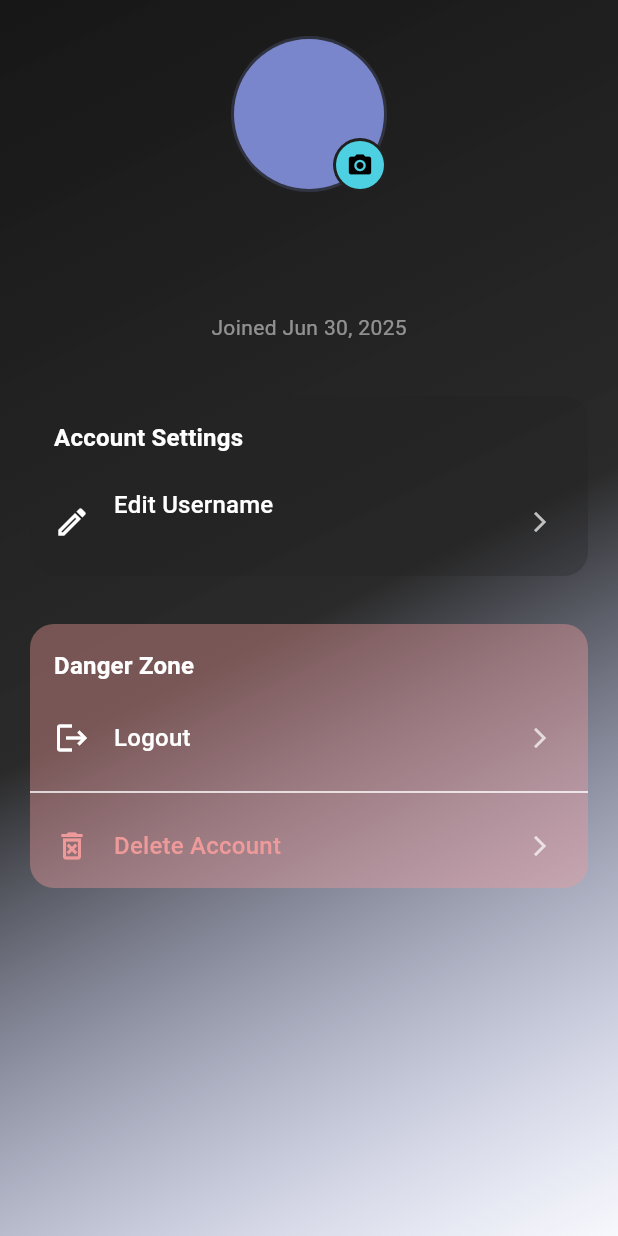
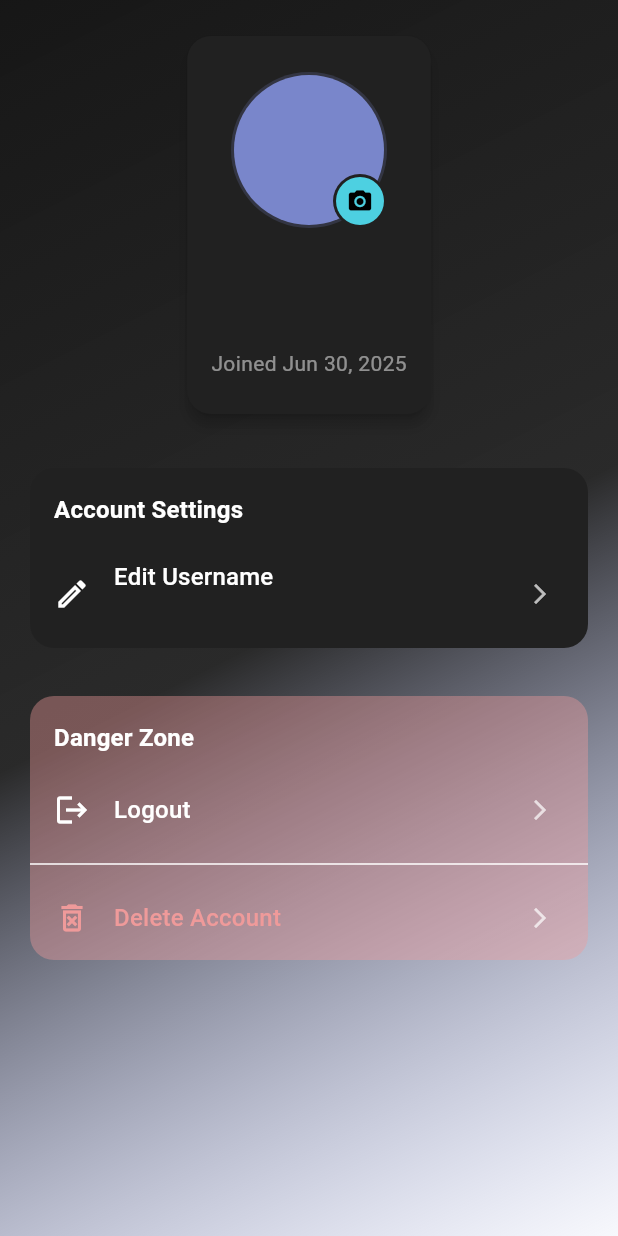
Before and after one commit to RustyCMD/Visionspark, a Flutter app: the AccountSection screen opened directly, on a phone screen of 412 x 824 dp. Run offline on Flutter 3.47's test engine with Material 3 defaults, Android fonts, the phone set to English and light mode, and no system bars; our stand-ins replace app_links, cached_network_image, connectivity_plus, device_info_plus, flutter_cache_manager, flutter_dotenv and 8 more; accounts and stored records are empty; network calls fail.

Commit message:
Enhance account section UI with card styling and surface color updates
Co-authored-by: kanerigby2006 <kanerigby2006@gmail.com>

```diff
--- a/visionspark/lib/features/account/account_section.dart
+++ b/visionspark/lib/features/account/account_section.dart
@@ -199,7 +199,17 @@ class _AccountSectionState extends State<AccountSection> {
           padding: const EdgeInsets.symmetric(vertical: 24.0, horizontal: 16.0),
           child: _isDeleting ? const Center(child: CircularProgressIndicator()) : Column(
             children: [
-              _buildProfileHeader(),
+              // Profile Card
+              Card(
+                elevation: 4,
+                margin: EdgeInsets.zero,
+                shape: RoundedRectangleBorder(borderRadius: BorderRadius.circular(16)),
+                color: Theme.of(context).colorScheme.surfaceContainerLow,
+                child: Padding(
+                  padding: const EdgeInsets.symmetric(vertical: 24.0, horizontal: 16.0),
+                  child: _buildProfileHeader(),
+                ),
+              ),
               const SizedBox(height: 32),
               _buildAccountSettingsCard(),
               const SizedBox(height: 24),
@@ -321,7 +331,7 @@ class _AccountSectionState extends State<AccountSection> {
 
   Widget _buildSettingsCard({required String title, required List<Widget> children, Color? cardColor}) {
     return Card(
-      color: cardColor ?? Theme.of(context).colorScheme.surfaceVariant.withOpacity(0.3),
+      color: cardColor ?? Theme.of(context).colorScheme.surfaceContainerLow,
       elevation: 0,
       shape: RoundedRectangleBorder(borderRadius: BorderRadius.circular(16)),
       child: Column(
```
